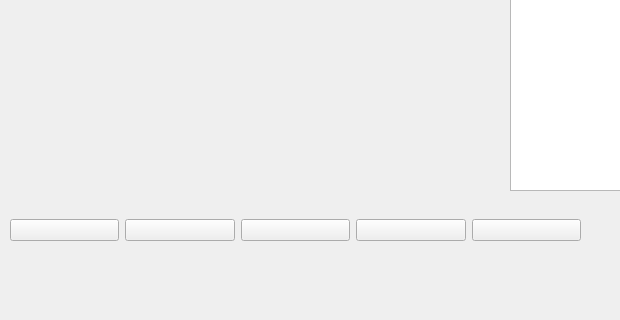
Old version of the form mainwindow.ui in the repository Zqiangqiang/MusicPlayer; both pictures show x 0 to 620 and y 280 to 600 of the 800 by 600 pixel window.
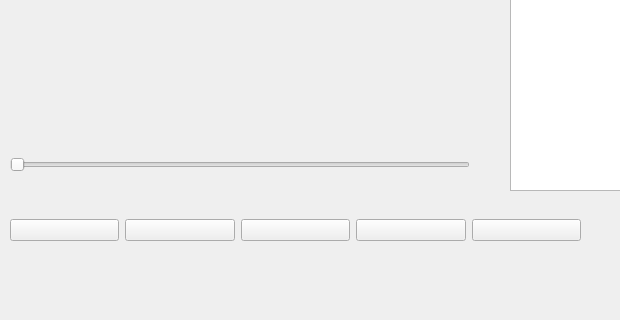
New version of the form.

```diff
--- a/mainwindow.ui
+++ b/mainwindow.ui
@@ -34,6 +34,22 @@
      </property>
     </widget>
    </widget>
+   <widget class="QSlider" name="progressSlider">
+    <property name="geometry">
+     <rect>
+      <x>10</x>
+      <y>430</y>
+      <width>460</width>
+      <height>30</height>
+     </rect>
+    </property>
+    <property name="maximum">
+     <number>0</number>
+    </property>
+    <property name="orientation">
+     <enum>Qt::Orientation::Horizontal</enum>
+    </property>
+   </widget>
    <widget class="QWidget" name="">
     <property name="geometry">
      <rect>
```
